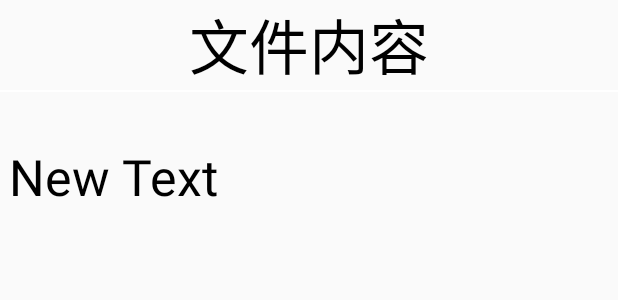
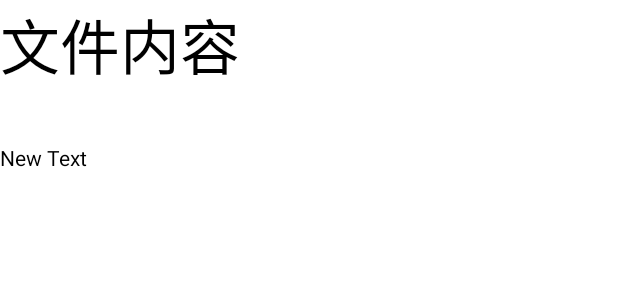
Before and after one commit to lee-muchen/pdfreader, an Android app: the layout file_info.xml on its own in the app's theme, with its tools: preview values and no code run, on a phone screen of 412 x 824 dp. Shown: the top 300 px of the screen. Run offline under Robolectric (Android 15) with nearby library versions, the phone set to English and light mode, and no system bars.

Commit message:
完成及修改pdf文件读取文字问题

```diff
--- a/app/src/main/java/com/muchen/pdfreader/FileInfoActivity.java
+++ b/app/src/main/java/com/muchen/pdfreader/FileInfoActivity.java
@@ -2,6 +2,7 @@ package com.muchen.pdfreader;
 
 import android.content.Intent;
 import android.os.Bundle;
+import android.util.Log;
 import android.widget.TextView;
 
 import androidx.appcompat.app.AppCompatActivity;
@@ -15,6 +16,7 @@ public class FileInfoActivity extends AppCompatActivity {
         title=(TextView)findViewById(R.id.pdf_file_title) ;
         info=(TextView)findViewById(R.id.pdf_file_info) ;
         Intent i = getIntent();
+        Log.e("文件内容",i.getStringExtra("info"));
         title.setText(i.getStringExtra("title"));
         info.setText(i.getStringExtra("info"));
     }
--- a/app/src/main/java/com/muchen/pdfreader/PDFtoTXTActivity.java
+++ b/app/src/main/java/com/muchen/pdfreader/PDFtoTXTActivity.java
@@ -143,7 +143,7 @@ public class PDFtoTXTActivity extends AppCompatActivity {
 
  //遍历文件夹
     public void getAllFile(File dir) {
-        getPermission();
+//        getPermission();
         Log.e("cwj", "文件ming= " + dir);
         File[] file = dir.listFiles();
         Log.e("cwj", "文件  = " + file);
--- a/app/src/main/res/layout/file_info.xml
+++ b/app/src/main/res/layout/file_info.xml
@@ -1,7 +1,17 @@
 <?xml version="1.0" encoding="utf-8"?>
-<RelativeLayout xmlns:android="http://schemas.android.com/apk/res/android"
-    android:layout_width="match_parent" android:layout_height="match_parent">
-
+<ScrollView
+    android:layout_width="match_parent"
+    android:layout_height="match_parent"
+    android:scrollbars="vertical"
+    android:fadingEdge="vertical"
+    android:fillViewport="true"
+    android:background="@color/bg__white"
+    xmlns:android="http://schemas.android.com/apk/res/android">
+    <LinearLayout
+        android:layout_width="fill_parent"
+        android:layout_height="match_parent"
+        android:orientation="vertical"
+        android:scrollbars="vertical">
     <TextView
         android:layout_width="wrap_content"
         android:layout_height="wrap_content"
@@ -20,16 +30,15 @@
         android:layout_alignParentStart="true"
         android:id="@+id/view" />
     <TextView
-        android:layout_width="600px"
-        android:layout_height="wrap_content"
+        android:layout_width="match_parent"
+        android:layout_height="match_parent"
         android:text="New Text"
         android:id="@+id/pdf_file_info"
         android:textColor="#000"
-        android:textSize="50px"
-        android:maxLines="16"
         android:scrollbars="vertical"
         android:singleLine="false"
         android:layout_below="@+id/view"
         android:layout_centerHorizontal="true"
         android:layout_marginTop="34dp" />
-</RelativeLayout>
+    </LinearLayout>>
+</ScrollView>
```
